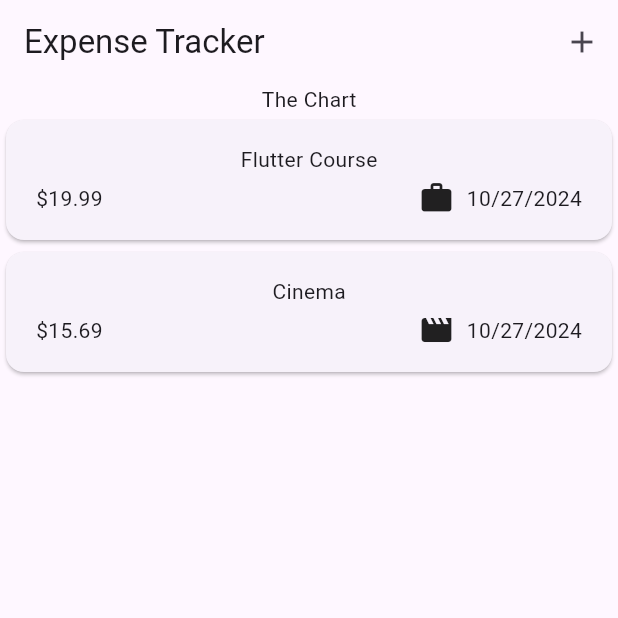
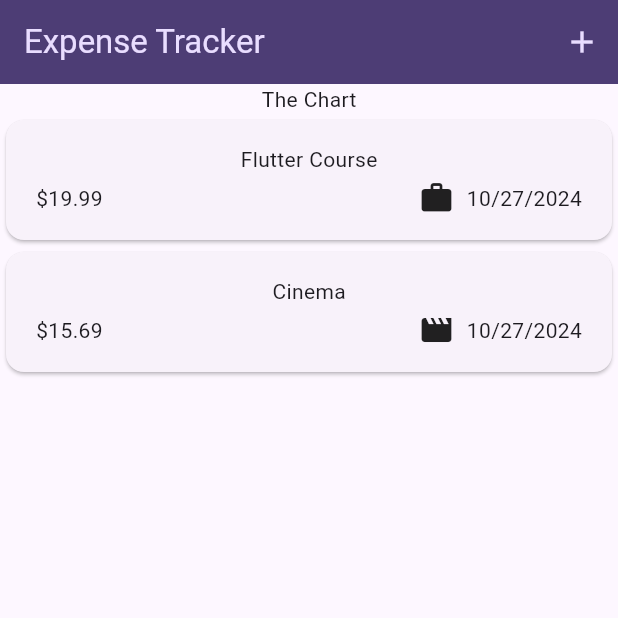
Before and after one commit to Shehab-Emad20/Expense_Tracker_App, a Flutter app: the screen it shows after launch, on a phone screen of 412 x 824 dp, the top half of it. Run offline on Flutter 3.47's test engine with Material 3 defaults, Android fonts, the phone set to English and light mode, and no system bars.

Commit message:
Setting & Using a Color Scheme

```diff
--- a/lib/main.dart
+++ b/lib/main.dart
@@ -5,11 +5,22 @@ void main() {
   runApp(const ExpensesApp());
 }
 
+var kColorScheme =
+    ColorScheme.fromSeed(seedColor: const Color.fromARGB(255, 96, 59, 181));
+
 class ExpensesApp extends StatelessWidget {
   const ExpensesApp({super.key});
 
   @override
   Widget build(BuildContext context) {
-    return const MaterialApp(home: Expenses());
+    return MaterialApp(
+        theme: ThemeData(
+            colorScheme: kColorScheme,
+            appBarTheme: AppBarTheme(
+              backgroundColor: kColorScheme.onPrimaryContainer,
+              foregroundColor: kColorScheme.primaryContainer,
+            )),
+        debugShowCheckedModeBanner: false,
+        home: const Expenses());
   }
 }
--- a/lib/widgets/expense_list/expenses.dart
+++ b/lib/widgets/expense_list/expenses.dart
@@ -42,6 +42,7 @@ class _ExpensesState extends State<Expenses> {
     setState(() {
       registeredExpenses.remove(expense);
     });
+    ScaffoldMessenger.of(context).clearSnackBars();
     ScaffoldMessenger.of(context).showSnackBar(
       SnackBar(
         duration: const Duration(seconds: 3),
```
